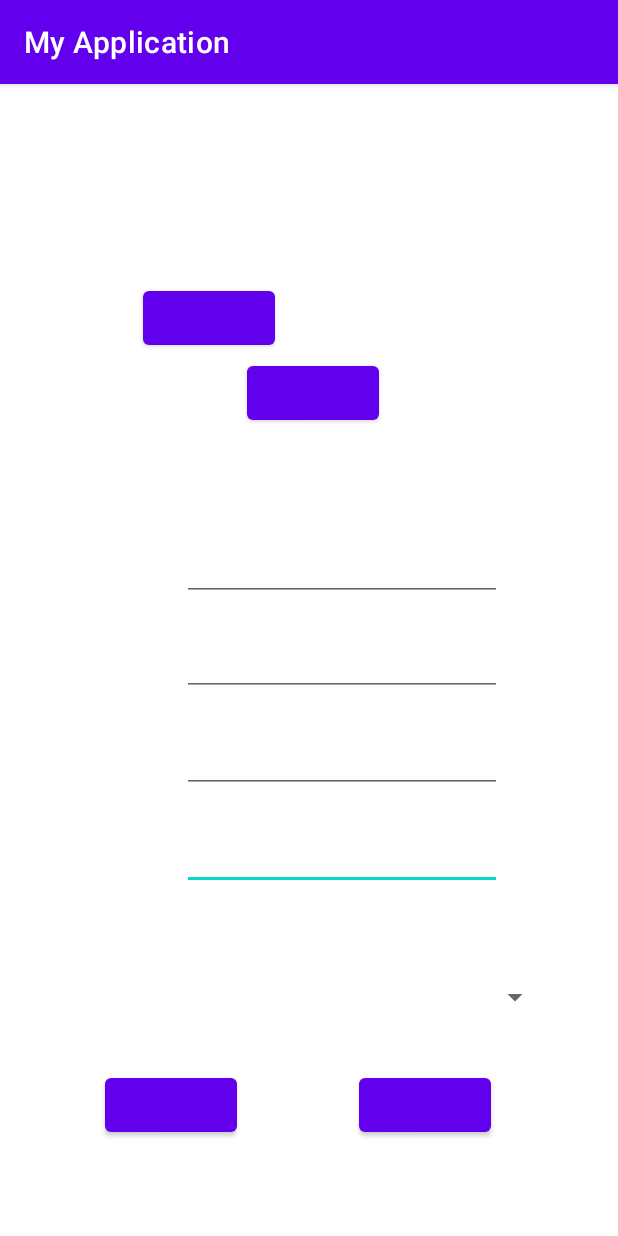
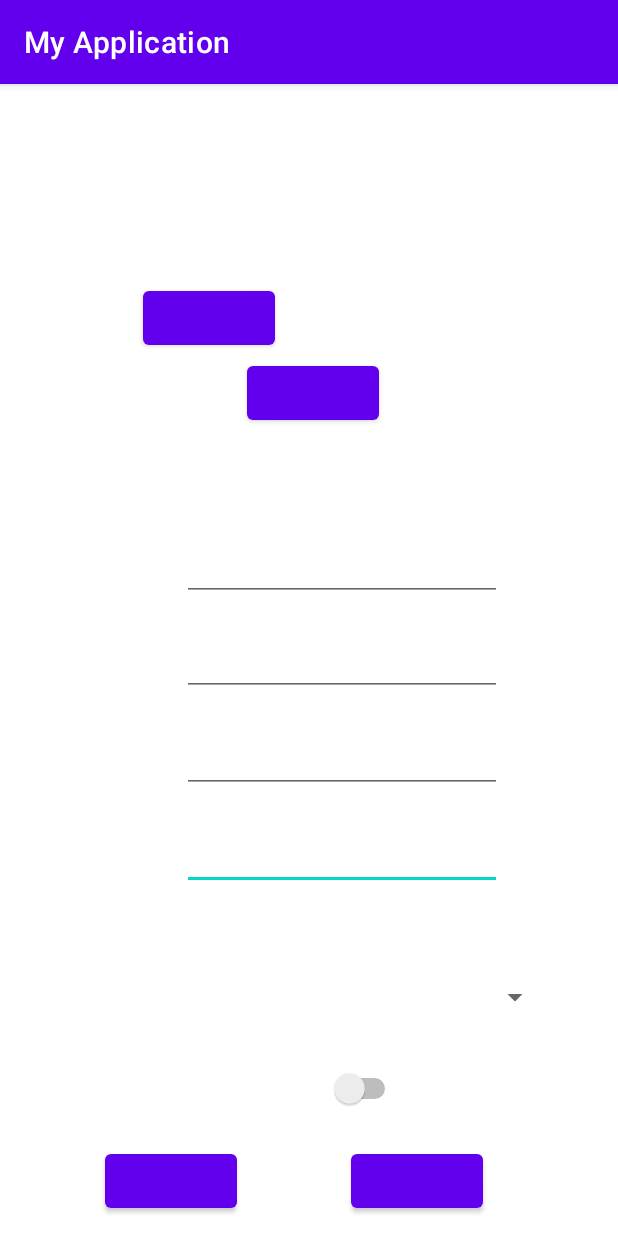
Before and after one commit to MarkelGarcia/Agenda, an Android app: the RegisterActivity screen opened directly, with no data from a screen before it, on a phone screen of 412 x 824 dp. Run offline under Robolectric (Android 15) with nearby library versions, the phone set to English and light mode, and no system bars.

Commit message:
pequeños cambios

```diff
--- a/app/src/main/java/com/example/myapplication/MainActivity.java
+++ b/app/src/main/java/com/example/myapplication/MainActivity.java
@@ -2,7 +2,9 @@ package com.example.myapplication;
 
 import androidx.appcompat.app.AppCompatActivity;
 
+import android.content.Intent;
 import android.os.Bundle;
+import android.view.View;
 
 public class MainActivity extends AppCompatActivity {
 
@@ -11,4 +13,5 @@ public class MainActivity extends AppCompatActivity {
         super.onCreate(savedInstanceState);
         setContentView(R.layout.activity_main);
     }
+
 }
--- a/app/src/main/res/layout/activity_register.xml
+++ b/app/src/main/res/layout/activity_register.xml
@@ -14,9 +14,10 @@
         android:layout_marginEnd="70dp"
         app:layout_constraintBottom_toBottomOf="parent"
         app:layout_constraintEnd_toEndOf="parent"
+        app:layout_constraintHorizontal_bias="0.333"
         app:layout_constraintStart_toStartOf="parent"
         app:layout_constraintTop_toTopOf="parent"
-        app:layout_constraintVertical_bias="0.912"
+        app:layout_constraintVertical_bias="0.982"
         tools:text="@string/btnCancelar" />
 
     <TextView
@@ -192,6 +193,22 @@
         app:layout_constraintHorizontal_bias="0.0"
         app:layout_constraintStart_toStartOf="parent"
         app:layout_constraintTop_toTopOf="parent"
-        app:layout_constraintVertical_bias="0.912"
+        app:layout_constraintVertical_bias="0.982"
         tools:text="@string/btnRegistrar" />
+
+    <Switch
+        android:id="@+id/switchRealizadoPendiente"
+        android:layout_width="126dp"
+        android:layout_height="48dp"
+        android:layout_marginStart="161dp"
+        android:layout_marginEnd="162dp"
+        android:minHeight="48dp"
+        app:layout_constraintBottom_toBottomOf="parent"
+        app:layout_constraintEnd_toEndOf="parent"
+        app:layout_constraintHorizontal_bias="0.552"
+        app:layout_constraintStart_toStartOf="parent"
+        app:layout_constraintTop_toTopOf="parent"
+        app:layout_constraintVertical_bias="0.896"
+        tools:checked="false"
+        tools:text="@string/btnListRealizadas" />
 </androidx.constraintlayout.widget.ConstraintLayout>
--- a/app/src/main/res/values/strings.xml
+++ b/app/src/main/res/values/strings.xml
@@ -11,8 +11,8 @@
     <string name="btnListado">Listado</string>
     <string name="btnSalir">Salir</string>
 
-    <string name="btnListRealizadas">Realizadas</string>
-    <string name="btnListPendientes">Pendientes</string>
+    <string name="btnListRealizadas">Realizada</string>
+    <string name="btnListPendientes">Pendiente</string>
     <string name="btnListCancelar">Cancelar</string>
 
     <string name="btnRegistrarNuevaTarea">Registrar Nueva Tarea</string>
```
Also changed, not shown: app/src/main/res/layout/activity_base.xml (+7 -5 lines).
